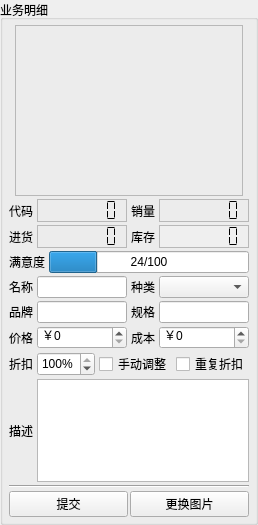
Before: the Qt Designer form cosmetic_src/Business/BusinessDetailWidget.ui in oaheiw/darwinner, drawn with Qt 5.
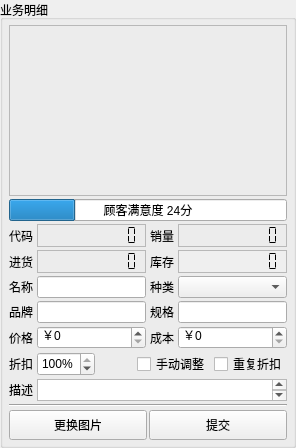
After: the same form once the commit is applied. Icons and pictures are not drawn.

```diff
--- a/cosmetic_src/Business/BusinessDetailWidget.ui
+++ b/cosmetic_src/Business/BusinessDetailWidget.ui
@@ -7,7 +7,7 @@
     <x>0</x>
     <y>0</y>
     <width>250</width>
-    <height>525</height>
+    <height>445</height>
    </rect>
   </property>
   <property name="windowTitle">
@@ -25,7 +25,7 @@
      <property name="title">
       <string>业务明细</string>
      </property>
-     <layout class="QVBoxLayout" name="verticalLayout">
+     <layout class="QVBoxLayout" name="verticalLayout" stretch="5,0,0,0,0,0,0,0,2,0,0">
       <property name="spacing">
        <number>3</number>
       </property>
@@ -42,35 +42,28 @@
        <number>5</number>
       </property>
       <item>
-       <layout class="QHBoxLayout" name="horizontalLayout_9" stretch="1,0,1">
+       <layout class="QHBoxLayout" name="horizontalLayout_9" stretch="0">
         <property name="spacing">
          <number>0</number>
         </property>
-        <item>
-         <spacer name="horizontalSpacer_3">
-          <property name="orientation">
-           <enum>Qt::Horizontal</enum>
-          </property>
-          <property name="sizeHint" stdset="0">
-           <size>
-            <width>40</width>
-            <height>20</height>
-           </size>
-          </property>
-         </spacer>
-        </item>
         <item>
          <widget class="QLabel" name="imageLabel">
+          <property name="sizePolicy">
+           <sizepolicy hsizetype="Expanding" vsizetype="Expanding">
+            <horstretch>4</horstretch>
+            <verstretch>3</verstretch>
+           </sizepolicy>
+          </property>
           <property name="minimumSize">
            <size>
             <width>228</width>
             <height>171</height>
            </size>
           </property>
-          <property name="maximumSize">
+          <property name="sizeIncrement">
            <size>
-            <width>228</width>
-            <height>171</height>
+            <width>4</width>
+            <height>3</height>
            </size>
           </property>
           <property name="frameShape">
@@ -93,18 +86,31 @@
           </property>
          </widget>
         </item>
+       </layout>
+      </item>
+      <item>
+       <layout class="QHBoxLayout" name="horizontalLayout_4" stretch="10">
+        <property name="spacing">
+         <number>4</number>
+        </property>
         <item>
-         <spacer name="horizontalSpacer_2">
-          <property name="orientation">
-           <enum>Qt::Horizontal</enum>
+         <widget class="QProgressBar" name="progressBar">
+          <property name="sizePolicy">
+           <sizepolicy hsizetype="Expanding" vsizetype="Minimum">
+            <horstretch>0</horstretch>
+            <verstretch>0</verstretch>
+           </sizepolicy>
           </property>
-          <property name="sizeHint" stdset="0">
-           <size>
-            <width>40</width>
-            <height>20</height>
-           </size>
+          <property name="value">
+           <number>24</number>
           </property>
-         </spacer>
+          <property name="alignment">
+           <set>Qt::AlignCenter</set>
+          </property>
+          <property name="format">
+           <string>顾客满意度 %v分</string>
+          </property>
+         </widget>
         </item>
        </layout>
       </item>
@@ -129,7 +135,7 @@
            <enum>QFrame::Sunken</enum>
           </property>
           <property name="numDigits">
-           <number>7</number>
+           <number>10</number>
           </property>
           <property name="segmentStyle">
            <enum>QLCDNumber::Flat</enum>
@@ -152,7 +158,7 @@
            <enum>QFrame::Sunken</enum>
           </property>
           <property name="numDigits">
-           <number>7</number>
+           <number>10</number>
           </property>
           <property name="segmentStyle">
            <enum>QLCDNumber::Flat</enum>
@@ -182,7 +188,7 @@
            <enum>QFrame::Sunken</enum>
           </property>
           <property name="numDigits">
-           <number>7</number>
+           <number>10</number>
           </property>
           <property name="segmentStyle">
            <enum>QLCDNumber::Flat</enum>
@@ -211,7 +217,7 @@
            <bool>false</bool>
           </property>
           <property name="numDigits">
-           <number>7</number>
+           <number>10</number>
           </property>
           <property name="segmentStyle">
            <enum>QLCDNumber::Flat</enum>
@@ -226,39 +232,6 @@
         </item>
        </layout>
       </item>
-      <item>
-       <layout class="QHBoxLayout" name="horizontalLayout_4" stretch="0,10">
-        <property name="spacing">
-         <number>4</number>
-        </property>
-        <item>
-         <widget class="QLabel" name="ratingLabel">
-          <property name="text">
-           <string>满意度</string>
-          </property>
-         </widget>
-        </item>
-        <item>
-         <widget class="QProgressBar" name="progressBar">
-          <property name="sizePolicy">
-           <sizepolicy hsizetype="Expanding" vsizetype="Minimum">
-            <horstretch>0</horstretch>
-            <verstretch>0</verstretch>
-           </sizepolicy>
-          </property>
-          <property name="value">
-           <number>24</number>
-          </property>
-          <property name="alignment">
-           <set>Qt::AlignCenter</set>
-          </property>
-          <property name="format">
-           <string>%v/%m</string>
-          </property>
-         </widget>
-        </item>
-       </layout>
-      </item>
       <item>
        <layout class="QHBoxLayout" name="horizontalLayout_2" stretch="0,10,0,10">
         <property name="spacing">
@@ -565,25 +538,6 @@
         <property name="spacing">
          <number>2</number>
         </property>
-        <item>
-         <widget class="QPushButton" name="submitButton">
-          <property name="sizePolicy">
-           <sizepolicy hsizetype="Minimum" vsizetype="Preferred">
-            <horstretch>0</horstretch>
-            <verstretch>0</verstretch>
-           </sizepolicy>
-          </property>
-          <property name="minimumSize">
-           <size>
-            <width>80</width>
-            <height>0</height>
-           </size>
-          </property>
-          <property name="text">
-           <string>提交</string>
-          </property>
-         </widget>
-        </item>
         <item>
          <widget class="QPushButton" name="picButton">
           <property name="sizePolicy">
@@ -595,7 +549,7 @@
           <property name="minimumSize">
            <size>
             <width>80</width>
-            <height>0</height>
+            <height>30</height>
            </size>
           </property>
           <property name="text">
@@ -603,6 +557,25 @@
           </property>
          </widget>
         </item>
+        <item>
+         <widget class="QPushButton" name="submitButton">
+          <property name="sizePolicy">
+           <sizepolicy hsizetype="Minimum" vsizetype="Preferred">
+            <horstretch>0</horstretch>
+            <verstretch>0</verstretch>
+           </sizepolicy>
+          </property>
+          <property name="minimumSize">
+           <size>
+            <width>80</width>
+            <height>30</height>
+           </size>
+          </property>
+          <property name="text">
+           <string>提交</string>
+          </property>
+         </widget>
+        </item>
        </layout>
       </item>
      </layout>
```
